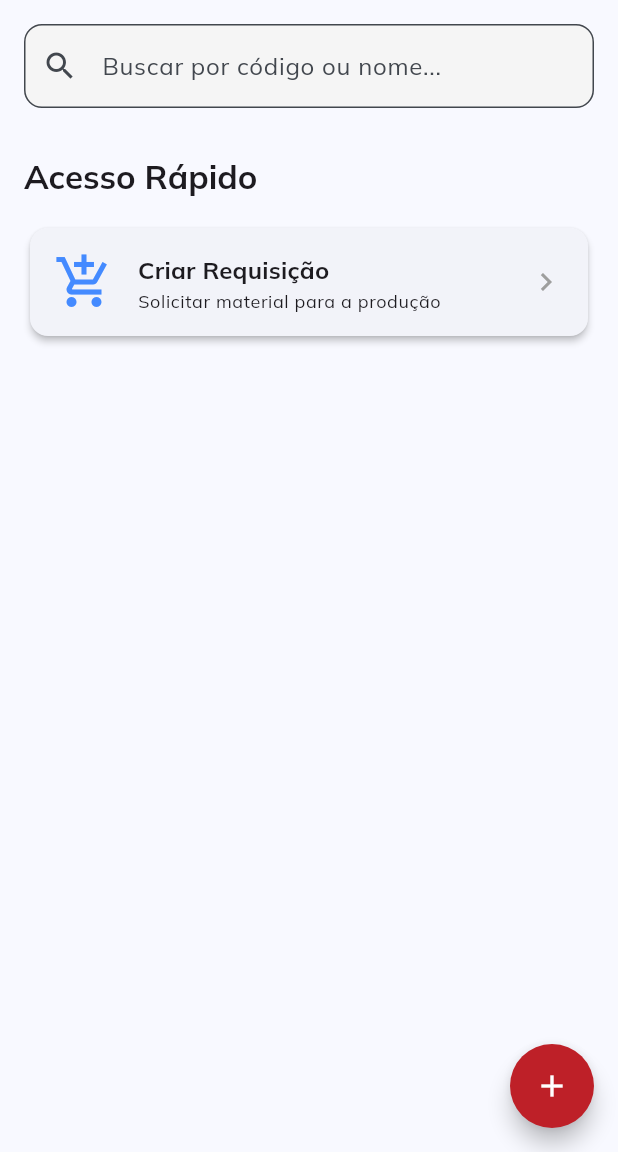
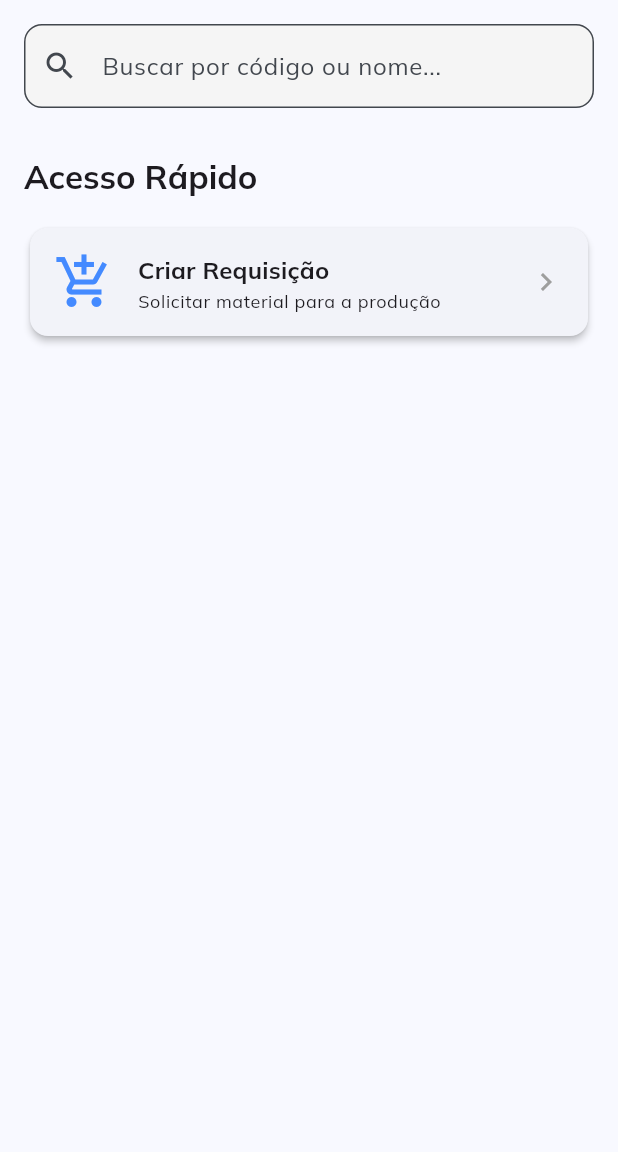
Before and after one commit to renansfp/estocando, a Flutter app: the screen it shows once a user with an empty profile is signed in, on a phone screen of 412 x 824 dp, the part 84-1236 px from its top. Run offline on Flutter 3.47's test engine with Material 3 defaults, Android fonts, the phone set to English and light mode, and no system bars; drawn by our look-alikes of flutter_speed_dial; our stand-ins replace cloud_firestore, cloud_functions, csv, file_picker, firebase_auth, firebase_core and 3 more; missing offline and left inert: excel, universal_html; accounts and stored records are empty; generated files the repository leaves out were written again.

Commit message:
Refatoração: Conclui a mudança da Home para Dashboard

```diff
--- a/lib/telas/home_screen.dart
+++ b/lib/telas/home_screen.dart
@@ -1,4 +1,4 @@
-// Salve este arquivo como: telas/home_screen.dart (VERSÃO CORRIGIDA FINAL)
+// Salve este arquivo como: telas/home_screen.dart (VERSÃO SEM BOTÃO FLUTUANTE)
 
 import 'package:estocando/telas/tela_criar_requisicao.dart';
 import 'package:estocando/telas/tela_requisicoes_pendentes.dart';
@@ -8,10 +8,10 @@ import 'package:estocando/telas/tela_lista_produtos.dart';
 import 'package:firebase_auth/firebase_auth.dart';
 import 'package:cloud_firestore/cloud_firestore.dart';
 
-// Importamos o SpeedDial
-import 'package:flutter_speed_dial/flutter_speed_dial.dart';
+// ---> MUDANÇA 1: O SpeedDial não é mais necessário <---
+// import 'package:flutter_speed_dial/flutter_speed_dial.dart';
 
-// Imports para o Drawer e SpeedDial
+// Imports para o Drawer e Ações
 import 'package:estocando/telas/tela_aprovacao_usuarios.dart';
 import 'package:estocando/telas/tela_extrato_movimentacoes.dart';
 import 'package:estocando/telas/tela_importacao_movimentacoes.dart';
@@ -94,25 +94,20 @@ class _HomeScreenState extends State<HomeScreen> {
     super.dispose();
   }
 
-  // ---> ESTA É A FUNÇÃO QUE FAZ A BUSCA FUNCIONAR <---
   void _irParaListaDeProdutos(String? termoBuscado) {
-    // Fecha o Drawer caso ele esteja aberto
     if (Navigator.of(context).canPop()) {
       Navigator.of(context).pop();
     }
 
-    // Navega para a tela da lista de produtos
     Navigator.push(
       context,
       MaterialPageRoute(
         builder: (context) => TelaListaProdutos(
-          // Passa o termo de busca para a outra tela
           termoBuscaInicial: termoBuscado,
         ),
       ),
     );
 
-    // Limpa o campo de busca aqui no Dashboard
     _buscaController.clear();
     FocusScope.of(context).unfocus();
   }
@@ -131,11 +126,25 @@ class _HomeScreenState extends State<HomeScreen> {
     );
   }
 
+  // ---> MUDANÇA 2: Criamos funções de navegação para os novos botões <---
+  void _irParaNovaMovimentacao() {
+    Navigator.push(context, MaterialPageRoute(builder: (c) => const TelaMovimentacao()));
+  }
+
+  void _irParaNovoProduto() {
+    Navigator.push(context, MaterialPageRoute(builder: (c) => const TelaCadastroProduto()));
+  }
+
+  void _irParaNovoParceiro() {
+    Navigator.push(context, MaterialPageRoute(builder: (c) => const TelaCadastroParceiro()));
+  }
+
+
   @override
   Widget build(BuildContext context) {
-    // Lógica de permissão para os botões
     final bool isAdmin = _permissaoUsuario == 'admin';
     final bool isAlmoxarife = _permissaoUsuario == 'almoxarife';
+    final bool isProducao = _permissaoUsuario == 'producao';
 
     return Scaffold(
       appBar: AppBar(
@@ -146,17 +155,15 @@ class _HomeScreenState extends State<HomeScreen> {
           ? const Drawer(child: Center(child: CircularProgressIndicator()))
           : _buildDrawer(),
 
-      // Adicionamos o SpeedDial (botão '+') de volta
-      floatingActionButton: _carregandoDadosIniciais || _permissaoUsuario == null
-          ? null
-          : _buildSpeedDial(context, _permissaoUsuario!),
+      // ---> MUDANÇA 3: O floatingActionButton foi removido <---
+      // floatingActionButton: ...
 
-      body: Padding(
+      // ---> MUDANÇA 4: O body agora é um ListView para evitar overflow <---
+      body: _carregandoDadosIniciais
+          ? const Center(child: CircularProgressIndicator())
+          : ListView( // Usamos ListView para rolar a tela se houver muitos botões
         padding: const EdgeInsets.all(16.0),
-        child: Column(
-          crossAxisAlignment: CrossAxisAlignment.stretch,
         children: [
-            // ---> ESTE É O CAMPO DE BUSCA <---
           _buildCampoBusca(),
           const SizedBox(height: 32),
 
@@ -166,7 +173,8 @@ class _HomeScreenState extends State<HomeScreen> {
           ),
           const SizedBox(height: 16),
 
-            // Botão de Criar Requisição (Todos veem)
+          // Botão de Criar Requisição (Produção ou Admin)
+          if (isProducao || isAdmin) ...[
             _buildBotaoAcessoRapido(
               contexto: context,
               icone: Icons.add_shopping_cart,
@@ -176,10 +184,10 @@ class _HomeScreenState extends State<HomeScreen> {
               onPressed: _irParaCriarRequisicao,
             ),
             const SizedBox(height: 12),
+          ],
 
-            // Botão "Requisições Pendentes" (Ponto 3 corrigido)
-            // Só aparece se for Admin ou Almoxarife
-            if (isAdmin || isAlmoxarife)
+          // Botão "Requisições Pendentes" (Admin ou Almoxarife)
+          if (isAdmin || isAlmoxarife) ...[
             _buildBotaoAcessoRapido(
               contexto: context,
               icone: Icons.pending_actions,
@@ -188,13 +196,52 @@ class _HomeScreenState extends State<HomeScreen> {
               cor: Colors.orangeAccent,
               onPressed: _irParaRequisicoesPendentes,
             ),
+            const SizedBox(height: 12),
           ],
+
+          // ---> MUDANÇA 5: Nova seção "Cadastros e Ações" <---
+          if (isAdmin || isAlmoxarife) ...[
+            const SizedBox(height: 20), // Espaço extra
+            Text(
+              'Cadastros e Ações',
+              style: Theme.of(context).textTheme.titleLarge,
             ),
+            const SizedBox(height: 16),
+
+            _buildBotaoAcessoRapido(
+              contexto: context,
+              icone: Icons.sync_alt,
+              titulo: 'Nova Movimentação',
+              subtitulo: 'Registrar entrada ou saída manual',
+              cor: Colors.green.shade600,
+              onPressed: _irParaNovaMovimentacao,
+            ),
+            const SizedBox(height: 12),
+
+            _buildBotaoAcessoRapido(
+              contexto: context,
+              icone: Icons.inventory_2,
+              titulo: 'Novo Produto',
+              subtitulo: 'Cadastrar um novo item no estoque',
+              cor: Colors.purple.shade400,
+              onPressed: _irParaNovoProduto,
+            ),
+            const SizedBox(height: 12),
+
+            _buildBotaoAcessoRapido(
+              contexto: context,
+              icone: Icons.person_add,
+              titulo: 'Novo Parceiro',
+              subtitulo: 'Cadastrar cliente ou fornecedor',
+              cor: Colors.teal.shade400,
+              onPressed: _irParaNovoParceiro,
+            ),
+          ],
+        ],
        ),
     );
   }
 
-  // ---> ESTA É A LÓGICA DO CAMPO DE BUSCA <---
   Widget _buildCampoBusca() {
     return TextFormField(
       controller: _buscaController,
@@ -207,10 +254,8 @@ class _HomeScreenState extends State<HomeScreen> {
         filled: true,
         fillColor: Colors.grey[100],
       ),
-      // Ao apertar "Enter" (ou 'concluído') no teclado:
       onFieldSubmitted: (valor) {
         if (valor.trim().isNotEmpty) {
-          // Ele chama a função que navega para a lista
           _irParaListaDeProdutos(valor.trim());
         }
       },
@@ -396,7 +441,6 @@ class _HomeScreenState extends State<HomeScreen> {
             },
           ),
 
-          // "Requisições Pendentes" no Drawer (Ponto 3 corrigido)
           if (isAdmin || isAlmoxarife)
             ListTile(
               leading: const Icon(Icons.pending_actions),
@@ -421,53 +465,6 @@ class _HomeScreenState extends State<HomeScreen> {
     );
   }
 
-  // Esta é a função _buildSpeedDial (Ponto 2 corrigido)
-  SpeedDial _buildSpeedDial(BuildContext context, String permissao) {
-    List<SpeedDialChild> children = [];
-
-    // Perfil Produção (e Admin) pode criar requisição
-    if (permissao == 'producao' || permissao == 'admin') {
-      children.add(
-          SpeedDialChild(
-            child: const Icon(Icons.shopping_basket, color: Colors.white),
-            label: 'Nova Requisição',
-            backgroundColor: Colors.blueAccent,
-            onTap: () => Navigator.push(context, MaterialPageRoute(builder: (c) => const TelaCriarRequisicao())),
-          )
-      );
+// ---> MUDANÇA 6: A função _buildSpeedDial foi completamente REMOVIDA <---
+// SpeedDial _buildSpeedDial(BuildContext context, String permissao) { ... }
 }
-
-    // Perfil Almoxarife (e Admin) pode cadastrar
-    if (permissao == 'admin' || permissao == 'almoxarife') {
-      children.addAll([
-        SpeedDialChild(
-          child: const Icon(Icons.inventory_2),
-          label: 'Novo Produto',
-          onTap: () => Navigator.push(context, MaterialPageRoute(builder: (c) => const TelaCadastroProduto())),
-        ),
-        SpeedDialChild(
-          child: const Icon(Icons.sync_alt),
-          label: 'Nova Movimentação',
-          onTap: () => Navigator.push(context, MaterialPageRoute(builder: (c) => const TelaMovimentacao())),
-        ),
-        SpeedDialChild(
-          child: const Icon(Icons.person_add),
-          label: 'Novo Parceiro',
-          onTap: () => Navigator.push(context, MaterialPageRoute(builder: (c) => const TelaCadastroParceiro())),
-        ),
-      ]);
-    }
-
-    children.sort((a, b) => a.label!.compareTo(b.label!));
-
-    return SpeedDial(
-      icon: Icons.add,
-      activeIcon: Icons.close,
-      backgroundColor: Theme.of(context).colorScheme.secondary, // Vermelho Protecin
-      foregroundColor: Colors.white,
-      buttonSize: const Size(56.0, 56.0),
-      visible: children.isNotEmpty,
-      children: children,
-    );
-  }
-}
```
Also changed, not shown: 1 other file. Lines whose indentation alone changed are shown as unchanged.
